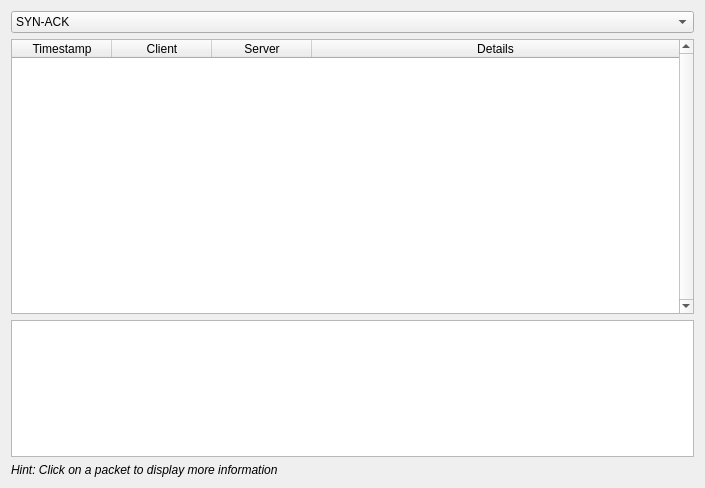
Old version of the form sidebysidewindow.ui in the repository AONunan/FinalYearProject.
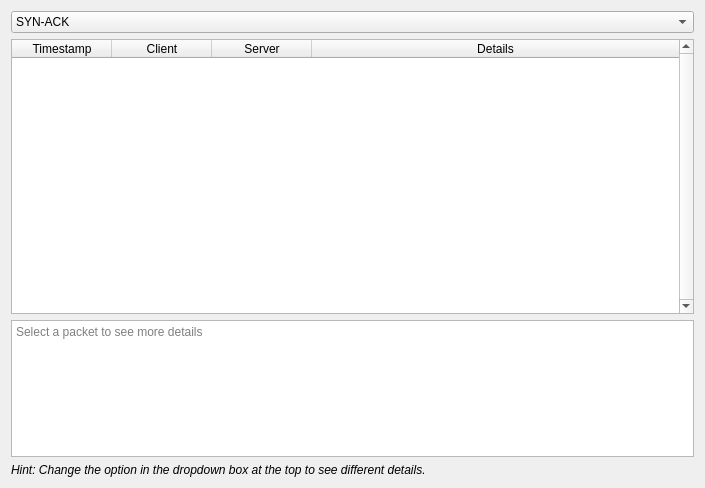
New version of the form.

Commit message: Added three-way-handshake details

The edit to the form file:
```diff
--- a/sidebysidewindow.ui
+++ b/sidebysidewindow.ui
@@ -94,7 +94,11 @@
       </widget>
      </item>
      <item>
-      <widget class="QTextBrowser" name="textBrowser_more_details"/>
+      <widget class="QTextBrowser" name="textBrowser_more_details">
+       <property name="placeholderText">
+        <string>Select a packet to see more details</string>
+       </property>
+      </widget>
      </item>
      <item>
       <widget class="QLabel" name="label_hint">
@@ -104,7 +108,7 @@
         </font>
        </property>
        <property name="text">
-        <string>Hint: Click on a packet to display more information</string>
+        <string>Hint: Change the option in the dropdown box at the top to see different details.</string>
        </property>
       </widget>
      </item>
```
The commit also changes 1 other file.
